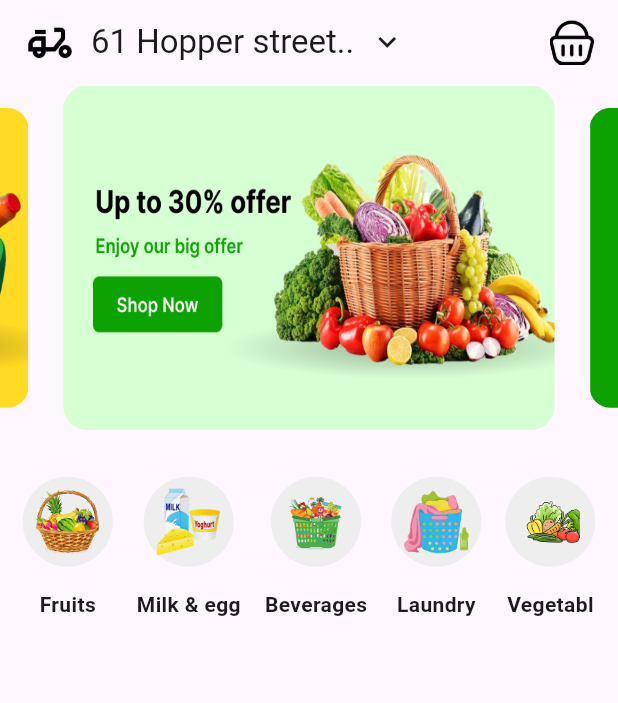
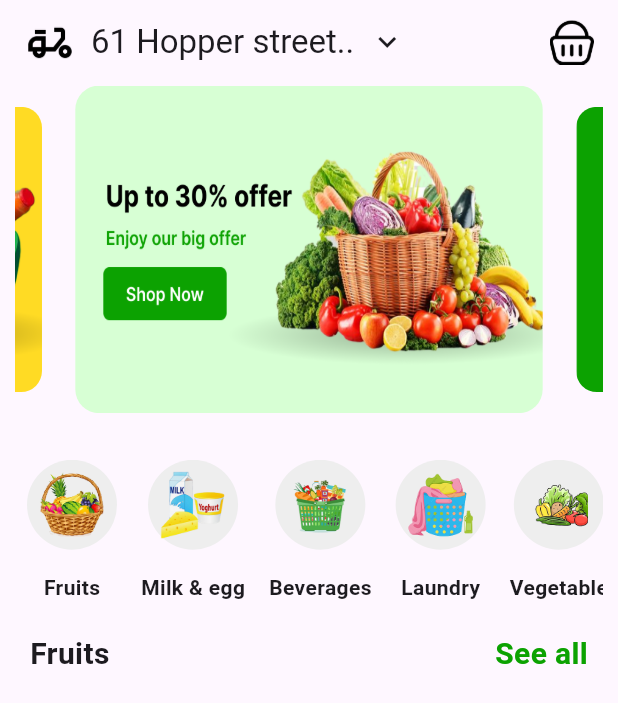
Before and after one commit to MohamedAssem-663/Grabber-App, a Flutter app: the screen it shows after launch, on a phone screen of 412 x 824 dp. Shown: the top 703 px of the screen. Run offline on Flutter 3.47's test engine with Material 3 defaults, Android fonts, the phone set to English and light mode, and no system bars; drawn by our look-alikes of carousel_slider; our stand-ins replace go_router.

Commit message:
create app colors & items and product models and add to home

```diff
--- /dev/null
+++ b/lib/core/Utils/app_colors.dart
@@ -0,0 +1,5 @@
+import 'package:flutter/material.dart';
+
+class AppColors {
+  static Color primaryColor = Color(0xff0CA201);
+}
--- a/lib/core/Utils/app_router.dart
+++ b/lib/core/Utils/app_router.dart
@@ -1,4 +1,7 @@
 import 'package:go_router/go_router.dart';
+import 'package:grabber_app/models/category_models.dart';
+import 'package:grabber_app/models/items_model.dart';
+import 'package:grabber_app/models/product_model.dart';
 import 'package:grabber_app/screens/home/home_screen.dart';
 import 'package:grabber_app/screens/splash/splash.dart';
 
@@ -7,7 +10,18 @@ abstract class AppRouter {
   static final router = GoRouter(
     routes: [
       GoRoute(path: '/', builder: (context, state) => const Splash()),
-      GoRoute(path: kHome, builder: (context, state) => HomeScreen()),
+      GoRoute(
+        path: kHome,
+        builder: (context, state) {
+          final extra = state.extra as Map<String, dynamic>?;
+
+          final products = extra?['products'] as List<ProductModel>? ?? [];
+          final items = extra?['items'] as List<ItemsModel>? ?? [];
+          final category = extra?['category'] as List<CategoryModel>? ?? [];
+
+          return HomeScreen(product: products, item: items, category: category);
+        },
+      ),
     ],
   );
 }
--- a/lib/models/category_models.dart
+++ b/lib/models/category_models.dart
@@ -1,12 +1,12 @@
 class CategoryModel {
   String image;
   String title;
-  CategoryModel({required this.image, required this.title});
-  static List<CategoryModel> getCategors = [
+  static List<CategoryModel> category = [
     CategoryModel(image: 'assets/categoty/Fruits.png', title: 'Fruits'),
     CategoryModel(image: 'assets/categoty/Milk & egg.png', title: 'Milk & egg'),
     CategoryModel(image: 'assets/categoty/Beverages.png', title: 'Beverages'),
     CategoryModel(image: 'assets/categoty/Laundry.png', title: 'Laundry'),
-    CategoryModel(image: 'assets/categoty/Vegetabl.png', title: 'Vegetabl'),
+    CategoryModel(image: 'assets/categoty/Vegetabl.png', title: 'Vegetable'),
   ];
+  CategoryModel({required this.image, required this.title});
 }
--- /dev/null
+++ b/lib/models/items_model.dart
@@ -0,0 +1,10 @@
+class ItemsModel {
+  final String image;
+
+  ItemsModel({required this.image});
+  static List<ItemsModel> items = [
+    ItemsModel(image: 'assets/sliders/Slider 1.png'),
+    ItemsModel(image: 'assets/sliders/Slider 2.png'),
+    ItemsModel(image: 'assets/sliders/Slider 3.png'),
+  ];
+}
--- /dev/null
+++ b/lib/models/product_model.dart
@@ -0,0 +1,46 @@
+class ProductModel {
+  final String image;
+  final String title;
+  final double rate;
+  final int rateCount;
+  final double price;
+  static List<ProductModel> product = [
+    ProductModel(
+      image: 'assets/Fruits/image 44.png',
+      title: 'banana',
+      rate: 5,
+      rateCount: 899,
+      price: 93,
+    ),
+    ProductModel(
+      image: 'assets/Fruits/image 42.png',
+      title: 'Prpper',
+      rate: 5,
+      rateCount: 899,
+      price: 93,
+    ),
+    ProductModel(
+      image: 'assets/Fruits/image 45.png',
+      title: 'Orange',
+      rate: 5,
+      rateCount: 899,
+      price: 93,
+    ),
+
+    ProductModel(
+      image: 'assets/Fruits/image 46.png',
+      title: 'Lemon',
+      rate: 5,
+      rateCount: 899,
+      price: 93,
+    ),
+  ];
+
+  ProductModel({
+    required this.image,
+    required this.title,
+    required this.rate,
+    required this.rateCount,
+    required this.price,
+  });
+}
--- a/lib/screens/home/home_screen.dart
+++ b/lib/screens/home/home_screen.dart
@@ -1,27 +1,27 @@
 import 'package:carousel_slider/carousel_slider.dart';
 import 'package:flutter/material.dart';
+import 'package:grabber_app/core/Utils/app_colors.dart';
 import 'package:grabber_app/models/category_models.dart';
+import 'package:grabber_app/models/items_model.dart';
+import 'package:grabber_app/models/product_model.dart';
 
 class HomeScreen extends StatefulWidget {
-  const HomeScreen({super.key});
+  const HomeScreen({
+    super.key,
+    required this.product,
+    required this.item,
+    required this.category,
+  });
+
+  final List<ProductModel> product;
+  final List<ItemsModel> item;
+  final List<CategoryModel> category;
 
   @override
   State<HomeScreen> createState() => _HomeScreenState();
 }
 
 class _HomeScreenState extends State<HomeScreen> {
-  List<String> items = [
-    'assets/sliders/Slider 1.png',
-    'assets/sliders/Slider 2.png',
-    'assets/sliders/Slider 3.png',
-  ];
-  List<CategoryModel> category = [
-    CategoryModel(image: 'assets/categoty/Fruits.png', title: 'Fruits'),
-    CategoryModel(image: 'assets/categoty/Milk & egg.png', title: 'Milk & egg'),
-    CategoryModel(image: 'assets/categoty/Beverages.png', title: 'Beverages'),
-    CategoryModel(image: 'assets/categoty/Laundry.png', title: 'Laundry'),
-    CategoryModel(image: 'assets/categoty/Vegetabl.png', title: 'Vegetabl'),
-  ];
   @override
   Widget build(BuildContext context) {
     return Scaffold(
@@ -39,11 +39,13 @@ class _HomeScreenState extends State<HomeScreen> {
           ],
         ),
       ),
-      body: Column(
+      body: Padding(
+        padding: const EdgeInsets.symmetric(horizontal: 10),
+        child: Column(
           children: [
             // banner
             CarouselSlider.builder(
-            itemCount: items.length,
+              itemCount: ItemsModel.items.length,
               itemBuilder:
                   (BuildContext context, int itemIndex, int pageViewIndex) =>
                       Container(
@@ -51,7 +53,9 @@ class _HomeScreenState extends State<HomeScreen> {
                         decoration: BoxDecoration(
                           borderRadius: BorderRadius.circular(16.0),
                           image: DecorationImage(
-                          image: AssetImage(items[itemIndex]),
+                            image: AssetImage(
+                              ItemsModel.items[itemIndex].image,
+                            ),
                             fit: BoxFit.fill,
                           ),
                         ),
@@ -68,12 +72,14 @@ class _HomeScreenState extends State<HomeScreen> {
               scrollDirection: Axis.horizontal,
               physics: BouncingScrollPhysics(),
               child: Row(
-              children: List.generate(category.length, (index) {
+                children: List.generate(CategoryModel.category.length, (index) {
                   return Padding(
                     padding: const EdgeInsets.symmetric(horizontal: 8),
                     child: Column(
                       children: [
-                      Container(
+                        GestureDetector(
+                          onTap: () {},
+                          child: Container(
                             width: 60,
                             height: 60,
                             padding: EdgeInsets.all(5),
@@ -81,11 +87,15 @@ class _HomeScreenState extends State<HomeScreen> {
                               color: Colors.grey.shade200,
                               borderRadius: BorderRadius.circular(100),
                             ),
-                        child: Image.asset(category[index].image, width: 50),
+                            child: Image.asset(
+                              CategoryModel.category[index].image,
+                              width: 50,
+                            ),
+                          ),
                         ),
                         SizedBox(height: 15),
                         Text(
-                        category[index].title,
+                          CategoryModel.category[index].title,
                           style: TextStyle(fontWeight: FontWeight.bold),
                         ),
                       ],
@@ -94,7 +104,33 @@ class _HomeScreenState extends State<HomeScreen> {
                 }),
               ),
             ),
+            SizedBox(height: 20),
+            Padding(
+              padding: const EdgeInsets.symmetric(horizontal: 10),
+              child: Row(
+                mainAxisAlignment: MainAxisAlignment.spaceBetween,
+                children: [
+                  Text(
+                    'Fruits',
+                    style: TextStyle(fontWeight: FontWeight.bold, fontSize: 20),
+                  ),
+                  GestureDetector(
+                    onTap: () {},
+                    child: Text(
+                      'See all',
+                      style: TextStyle(
+                        fontWeight: FontWeight.bold,
+                        fontSize: 20,
+                        color: AppColors.primaryColor,
+                      ),
+                    ),
+                  ),
                 ],
+              ),
+            ),
+            SizedBox(height: 20),
+          ],
+        ),
       ),
     );
   }
```
Lines whose indentation alone changed are shown as unchanged.
